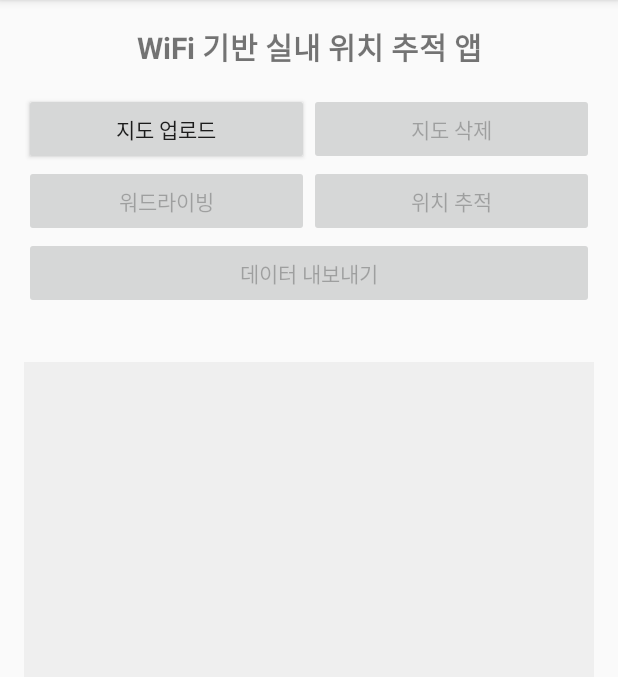
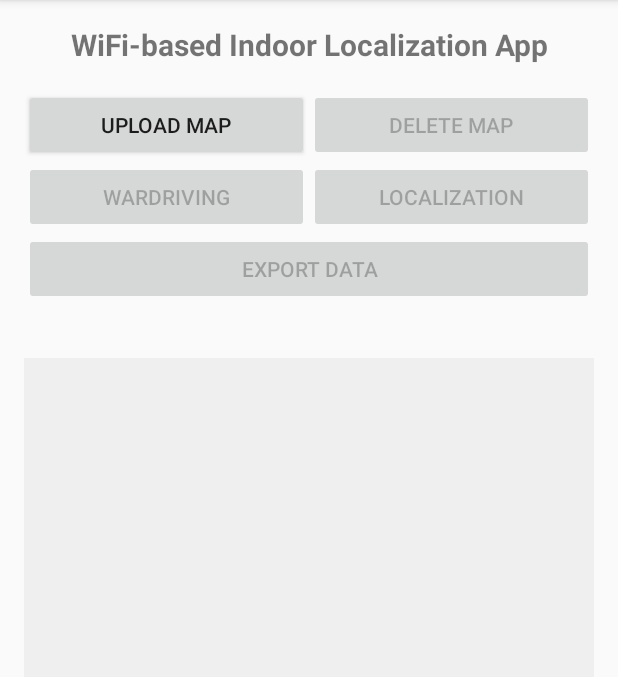
Before and after one commit to sungwoocse/mobilecomputing, an Android app: the screen it shows after launch (MainActivity), on a phone screen of 412 x 824 dp, the part 84-761 px from its top. Run offline under Robolectric (Android 15) with nearby library versions, the phone set to English and light mode, and no system bars.

Commit message:
이미 작동은 잘되지만 다음부터는 기능 업그레이드 할거임

```diff
--- a/app/src/main/res/layout/activity_main.xml
+++ b/app/src/main/res/layout/activity_main.xml
@@ -10,7 +10,7 @@
     <TextView
         android:layout_width="match_parent"
         android:layout_height="wrap_content"
-        android:text="WiFi 기반 실내 위치 추적 앱"
+        android:text="WiFi-based Indoor Localization App"
         android:textSize="20sp"
         android:textStyle="bold"
         android:gravity="center"
@@ -26,14 +26,14 @@
             android:layout_width="0dp"
             android:layout_height="wrap_content"
             android:layout_weight="1"
-            android:text="지도 업로드" />
+            android:text="Upload Map" />
 
         <Button
             android:id="@+id/deleteMapButton"
             android:layout_width="0dp"
             android:layout_height="wrap_content"
             android:layout_weight="1"
-            android:text="지도 삭제"
+            android:text="Delete Map"
             android:enabled="false" />
     </LinearLayout>
 
@@ -47,7 +47,7 @@
             android:layout_width="0dp"
             android:layout_height="wrap_content"
             android:layout_weight="1"
-            android:text="워드라이빙"
+            android:text="Wardriving"
             android:enabled="false" />
 
         <Button
@@ -55,7 +55,7 @@
             android:layout_width="0dp"
             android:layout_height="wrap_content"
             android:layout_weight="1"
-            android:text="위치 추적"
+            android:text="Localization"
             android:enabled="false" />
     </LinearLayout>
 
@@ -63,7 +63,7 @@
         android:id="@+id/exportButton"
         android:layout_width="match_parent"
         android:layout_height="wrap_content"
-        android:text="데이터 내보내기"
+        android:text="Export Data"
         android:enabled="false" />
 
     <TextView
```
Also changed, not shown: app/src/main/java/com/example/mobilecomputing/MainActivity.kt (+39 -39 lines).
